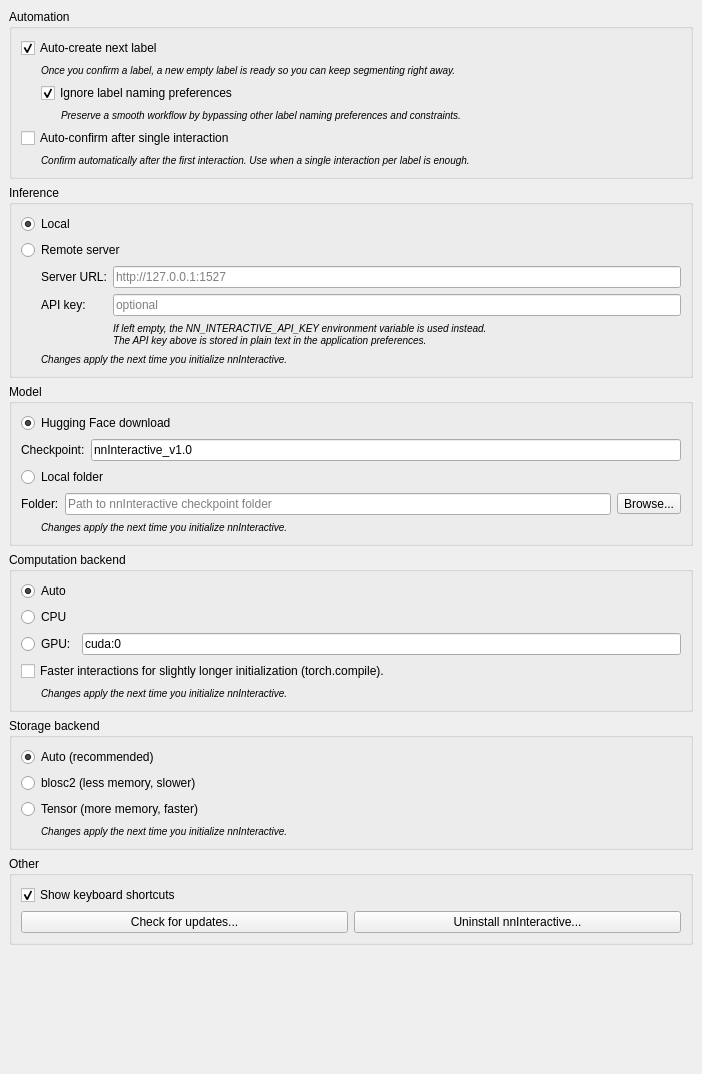
Above: Plugins/org.mitk.gui.qt.segmentation/src/internal/QmitknnInteractivePreferencePage.ui from MITK/MITK before the change. Below: the same form after it.
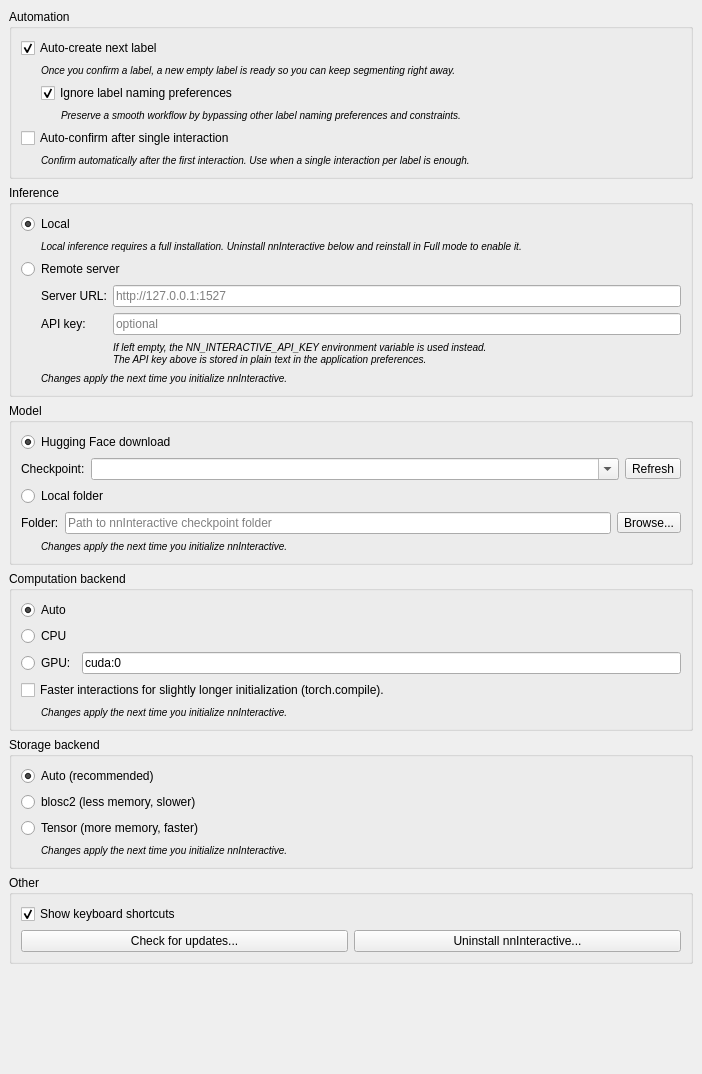
That is the form after the change.

Commit message: Support nnInteractive 2.5.0 features

Diff of the .ui file:
```diff
--- a/Plugins/org.mitk.gui.qt.segmentation/src/internal/QmitknnInteractivePreferencePage.ui
+++ b/Plugins/org.mitk.gui.qt.segmentation/src/internal/QmitknnInteractivePreferencePage.ui
@@ -176,6 +176,24 @@
             </property>
            </widget>
           </item>
+          <item>
+           <widget class="QLabel" name="clientOnlyHintLabel">
+            <property name="font">
+             <font>
+              <italic>true</italic>
+             </font>
+            </property>
+            <property name="text">
+             <string>&lt;small&gt;Local inference requires a full installation. Uninstall nnInteractive below and reinstall in Full mode to enable it.&lt;/small&gt;</string>
+            </property>
+            <property name="wordWrap">
+             <bool>true</bool>
+            </property>
+            <property name="indent">
+             <number>20</number>
+            </property>
+           </widget>
+          </item>
           <item>
            <widget class="QRadioButton" name="remoteModeRadioButton">
             <property name="toolTip">
@@ -307,12 +325,25 @@
              </widget>
             </item>
             <item>
-             <widget class="QLineEdit" name="checkpointLineEdit">
+             <widget class="QComboBox" name="checkpointComboBox">
+              <property name="sizePolicy">
+               <sizepolicy hsizetype="Expanding" vsizetype="Fixed">
+                <horstretch>0</horstretch>
+                <verstretch>0</verstretch>
+               </sizepolicy>
+              </property>
+              <property name="editable">
+               <bool>true</bool>
+              </property>
+             </widget>
+            </item>
+            <item>
+             <widget class="QToolButton" name="refreshModelsButton">
+              <property name="toolTip">
+               <string>Refresh the list of available model checkpoints.</string>
+              </property>
               <property name="text">
-               <string>nnInteractive_v1.0</string>
-              </property>
-              <property name="placeholderText">
-               <string>nnInteractive_v1.0</string>
+               <string>Refresh</string>
               </property>
              </widget>
             </item>
```
Left out of the diff: 5 changed lines with no effect on the pictures. The commit also changes 24 other files.
